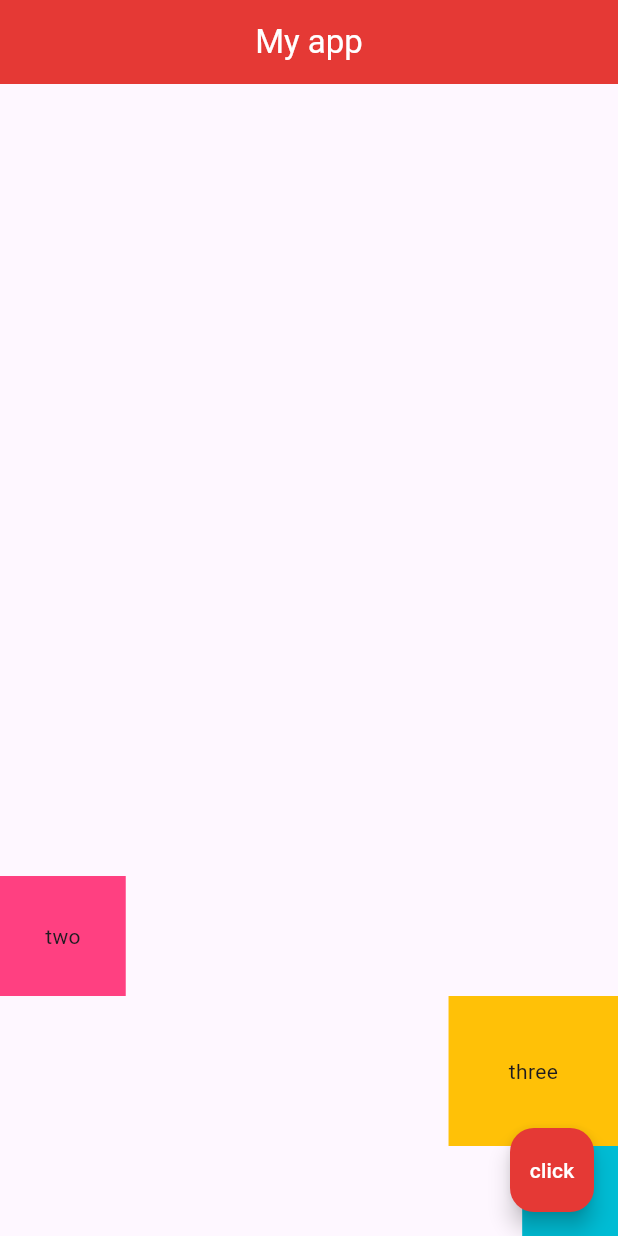
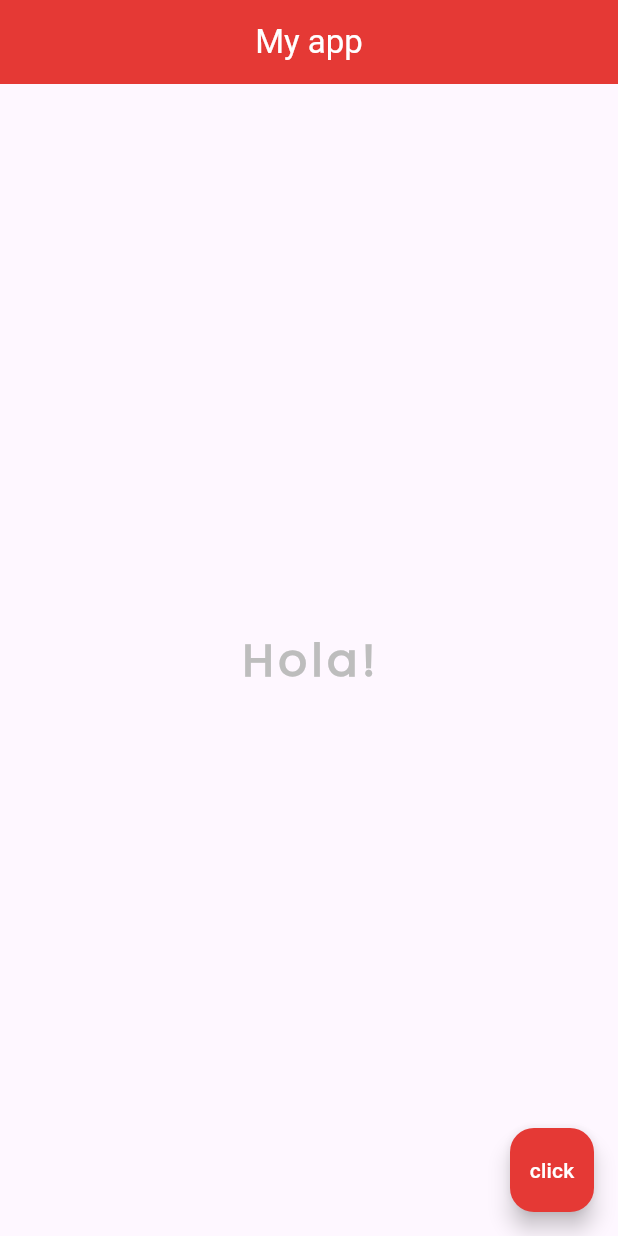
Before and after one commit to eggseedd/raditya-5025231033-ppb-d, a Flutter app: the screen it shows after launch, on a phone screen of 412 x 824 dp. Run offline on Flutter 3.47's test engine with Material 3 defaults, Android fonts, the light colour scheme and no system bars.

Commit message:
yg bener

```diff
--- a/flutter_app_ninja/lib/main.dart
+++ b/flutter_app_ninja/lib/main.dart
@@ -18,36 +18,23 @@ class Home extends StatelessWidget {
           centerTitle: true,
           backgroundColor: Colors.red[600],
         ),
-      body:Column(
-        mainAxisAlignment: MainAxisAlignment.end,
-        crossAxisAlignment: CrossAxisAlignment.end,
-        children: [
-          Row(
-            children: [
-              Container(
-                padding: EdgeInsets.all(30.0),
-                color: Colors.pinkAccent,
-                child: Text('two'),
-              ),
-            ],
+      body: Center(
+        child: Text(
+          'Hola!',
+          style: TextStyle(
+            fontSize: 30.0,
+            fontWeight: FontWeight.bold,
+            fontFamily: 'Poppins',
+            letterSpacing: 3,
+            color: Colors.grey[400],
           ),
-          Container(
-            padding: EdgeInsets.all(40.0),
-            color: Colors.amber,
-            child: Text('three'),
-          ),
-          Container(
-            padding: EdgeInsets.all(20.0),
-            color: Colors.cyan,
-            child: Text('one'),
-          ),
-        ],
+        )
 
       ),
       floatingActionButton: FloatingActionButton(
           onPressed: () {},
           backgroundColor: Colors.red[600],
-          child: Text("click", style: TextStyle(color: Colors.white),),
+          child: Text("click", style: TextStyle(color: Colors.white,),),
         ),
       );
   }
```
